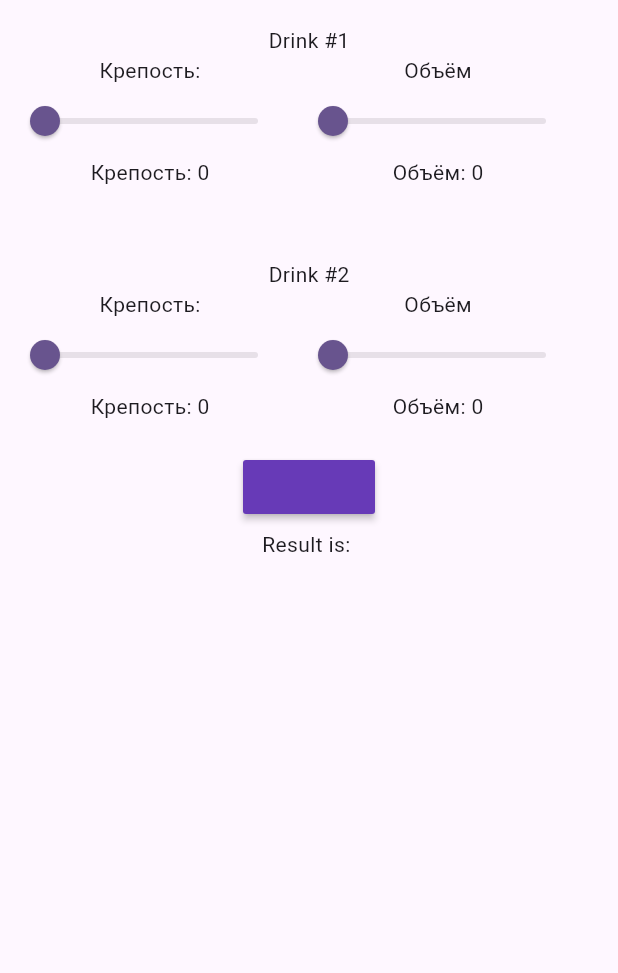
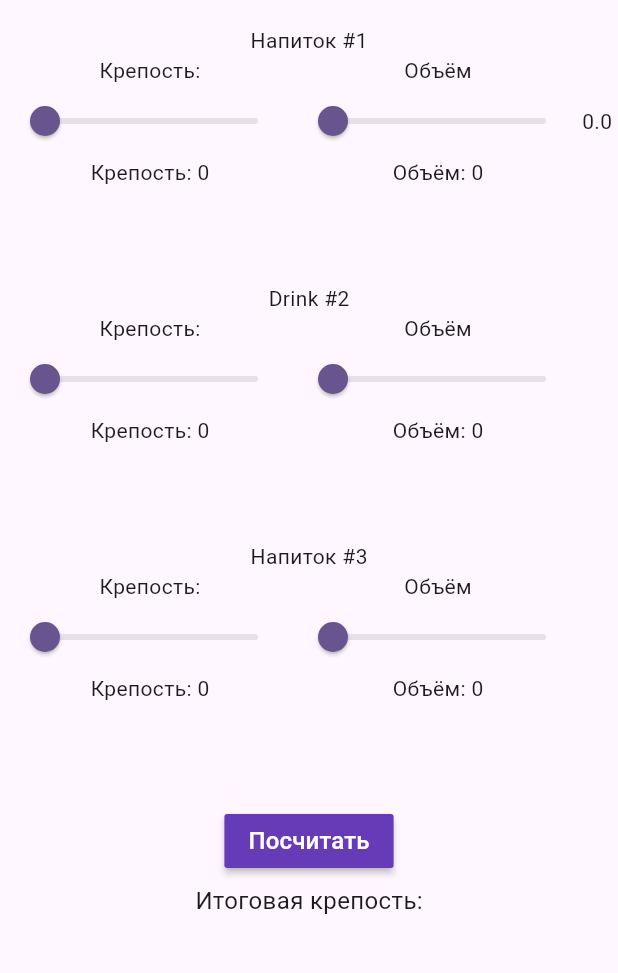
Before and after one commit to NikitaKolpakov27/DrinkCalculator, a Flutter app: the screen it shows after launch, on a phone screen of 412 x 824 dp, the part 65-1038 px from its top. Run offline on Flutter 3.47's test engine with Material 3 defaults, Android fonts, the phone set to English and light mode, and no system bars; missing offline and left inert: dart:ffi.

Commit message:
Prepares to BloC

```diff
--- /dev/null
+++ b/lib/bloc/common/bloc_base.dart
@@ -0,0 +1,3 @@
+abstract class BlocBase {
+  void dispose();
+}
--- /dev/null
+++ b/lib/bloc/main_bloc.dart
@@ -0,0 +1,64 @@
+import 'dart:async';
+
+import 'common/bloc_base.dart';
+
+enum MainBlocEvent {
+  increaseFirstSliderValue
+}
+
+class MainBloc extends BlocBase {
+
+  double _currentSliderValue = 0;
+  double _secondSliderValue = 0;
+  double _thirdSliderValue = 0;
+
+  double _firstVolume = 0;
+  double _secondVolume = 0;
+  double _thirdVolume = 0;
+  String _result = '';
+
+  // Stream controllers
+  final StreamController<double> _firstSliderController = StreamController<double>();
+  final StreamController<MainBlocEvent> _firstEventController =
+      StreamController<MainBlocEvent>();
+
+  Sink<double> get _inFirstValue => _firstSliderController.sink;
+  Stream<double> get outFirstValue => _firstSliderController.stream;
+
+  Sink<MainBlocEvent> get inEvent => _firstEventController.sink;
+  Stream<MainBlocEvent> get _outEvent => _firstEventController.stream;
+
+  MainBloc() {
+    _outEvent.listen(_handleEvent);
+  }
+
+  //Альтернатива потоку с UI событиями
+  void onIncreaseFirstValue() {
+    _handleIncreaseFirstValue();
+  }
+
+  @override
+  void dispose() {
+    _firstEventController.close();
+    _firstSliderController.close();
+  }
+
+  void _handleEvent(MainBlocEvent event) {
+    switch (event) {
+
+      case MainBlocEvent.increaseFirstSliderValue:
+        _handleIncreaseFirstValue();
+        break;
+
+      default:
+        assert(false, 'Should never reach there!');
+        break;
+    }
+  }
+
+  void _handleIncreaseFirstValue() {
+    _currentSliderValue += 20;
+    _inFirstValue.add(_currentSliderValue);
+  }
+
+}
--- a/lib/main.dart
+++ b/lib/main.dart
@@ -1,12 +1,17 @@
 import 'dart:ffi';
 
+import 'package:drnik_calculator/bloc/common/bloc_base.dart';
+import 'package:drnik_calculator/bloc/common/bloc_provider.dart';
+import 'package:drnik_calculator/bloc/main_bloc.dart';
 import 'package:flutter/material.dart';
 
 void main() {
-  runApp(MyApp());
+  runApp(const MyApp());
 }
 
 class MyApp extends StatefulWidget {
+  const MyApp({super.key});
+
 
   @override
   State<MyApp> createState() => _MyApp();
@@ -15,9 +20,11 @@ class MyApp extends StatefulWidget {
 class _MyApp extends State<MyApp> {
   double _currentSliderValue = 0;
   double _secondSliderValue = 0;
+  double _thirdSliderValue = 0;
 
   double _firstVolume = 0;
   double _secondVolume = 0;
+  double _thirdVolume = 0;
   String _result = '';
 
   final formKey = GlobalKey<FormState>();
@@ -25,6 +32,9 @@ class _MyApp extends State<MyApp> {
 
   @override
   Widget build(BuildContext context) {
+
+    final MainBloc? bloc = BlocProvider.of(context);
+
     _context = context;
     return MaterialApp(
       theme: ThemeData(
@@ -48,7 +58,7 @@ class _MyApp extends State<MyApp> {
               padding: EdgeInsets.all(4.0),
               child: Column(
                 children: [
-                  Text('Drink #1'),
+                  const Text('Напиток #1'),
                   Row(
                     children: [
                       Column(
@@ -59,11 +69,12 @@ class _MyApp extends State<MyApp> {
                             max: 100,
                             divisions: 25,
                             label: _currentSliderValue.round().toString(),
-                            onChanged: (double value) {
-                              setState(() {
-                                _currentSliderValue = value;
-                              });
-                            },
+                            // onChanged: (double value) {
+                            //   setState(() {
+                            //     _currentSliderValue = value;
+                            //   });
+                            // },
+                            onChanged: (value) => bloc?.inEvent.add(MainBlocEvent.increaseFirstSliderValue),
                           ),
                           Text('Крепость: ${_currentSliderValue.ceil()}'),
                         ],
@@ -86,6 +97,14 @@ class _MyApp extends State<MyApp> {
                           Text('Объём: ${_firstVolume.ceil()}'),
                         ],
                       ),
+                      StreamBuilder(
+                          stream: bloc?.outFirstValue,
+                          builder: (BuildContext context, AsyncSnapshot<double> snapshot) {
+                            return Text(
+                              "${snapshot.data ?? 0}"
+                            );
+                          }
+                      )
                     ],
                   ),
 
@@ -98,13 +117,16 @@ class _MyApp extends State<MyApp> {
                   const Divider(
                     endIndent: double.infinity,
                   ),
+                  const Divider(
+                    endIndent: double.infinity,
+                  ),
 
-                  Text('Drink #2'),
+                  const Text('Drink #2'),
                   Row(
                     children: [
                       Column(
                         children: [
-                          Text('Крепость:'),
+                          const Text('Крепость:'),
                           Slider(
                             value: _secondSliderValue,
                             max: 100,
@@ -122,7 +144,7 @@ class _MyApp extends State<MyApp> {
 
                       Column(
                         children: [
-                          Text('Объём'),
+                          const Text('Объём'),
                           Slider(
                             value: _secondVolume,
                             max: 200,
@@ -143,16 +165,100 @@ class _MyApp extends State<MyApp> {
                   const Divider(
                     endIndent: double.infinity,
                   ),
+                  const Divider(
+                    endIndent: double.infinity,
+                  ),
+                  const Divider(
+                    endIndent: double.infinity,
+                  ),
+                  const Divider(
+                    endIndent: double.infinity,
+                  ),
+
+                  Text('Напиток #3'),
+                  Row(
+                    children: [
+                      Column(
+                        children: [
+                          Text('Крепость:'),
+                          Slider(
+                            value: _thirdSliderValue,
+                            max: 100,
+                            divisions: 25,
+                            label: _thirdSliderValue.round().toString(),
+                            onChanged: (double value) {
+                              setState(() {
+                                _thirdSliderValue = value;
+                              });
+                            },
+                          ),
+                          Text('Крепость: ${_thirdSliderValue.ceil()}'),
+                        ],
+                      ),
+
+                      Column(
+                        children: [
+                          Text('Объём'),
+                          Slider(
+                            value: _thirdVolume,
+                            max: 200,
+                            divisions: 25,
+                            label: _thirdVolume.round().toString(),
+                            onChanged: (double value) {
+                              setState(() {
+                                _thirdVolume = value;
+                              });
+                            },
+                          ),
+                          Text('Объём: ${_thirdVolume.ceil()}'),
+                        ],
+                      ),
+                    ],
+                  ),
+
+                  const Divider(
+                    endIndent: double.infinity,
+                  ),
+                  const Divider(
+                    endIndent: double.infinity,
+                  ),
+                  const Divider(
+                    endIndent: double.infinity,
+                  ),
+                  const Divider(
+                    endIndent: double.infinity,
+                  ),
 
                   Padding(
                       padding: EdgeInsets.all(4.0),
                     child: MaterialButton(
                       color: Colors.deepPurple,
                       onPressed: calculate,
+                      textColor: Colors.white,
+                      child: const Text(
+                          'Посчитать',
+                        style: TextStyle(
+                          fontSize: 16
+                        ),
+                      ),
                     ),
                   ),
 
-                  Text('Result is: $_result'),
+                  const Text(
+                      'Итоговая крепость:',
+                    style: TextStyle(
+                      fontSize: 16,
+                    ),
+                  ),
+
+                  Text(
+                    _result,
+                    style: const TextStyle(
+                      fontSize: 20,
+                      fontWeight: FontWeight.bold,
+                      color: Colors.purpleAccent
+                    ),
+                  ),
 
                 ],
               ),
@@ -165,15 +271,20 @@ class _MyApp extends State<MyApp> {
   void calculate() {
     final value1 = _currentSliderValue; // 40
     final value2 = _secondSliderValue; // 0
+    final value3 = _thirdSliderValue;
 
     // Объемы:
     final vol1 = _firstVolume;
     final vol2 = _secondVolume;
-    final total_vol = vol1 + vol2;
+    final vol3 = _thirdVolume;
+    final total_vol = vol1 + vol2 + vol3;
 
-    final result = ( (value1 * vol1) + (value2 * vol2) ) / total_vol;
+    final result = (
+        (value1 * vol1) + (value2 * vol2) + (value3 * vol3)
+    ) / total_vol;
+
     setState(() {
-      _result = result.ceil().toString();
+      _result = result.roundToDouble().toString();
     });
   }
 
```
Also changed, not shown: lib/bloc/common/bloc_provider.dart (added, +43 -0 lines), lib/bloc/screen/main_screen.dart (added, +47 -0 lines), lib/new_main.dart (added, +45 -0 lines).
